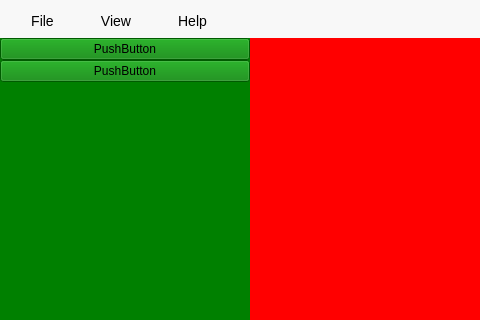
First picture: the form in src/mainwindow.ui, repository Gitnoter/vemoria2, before the edit; both pictures show x 0 to 480 and y 0 to 320 of the 1189 by 722 pixel window.
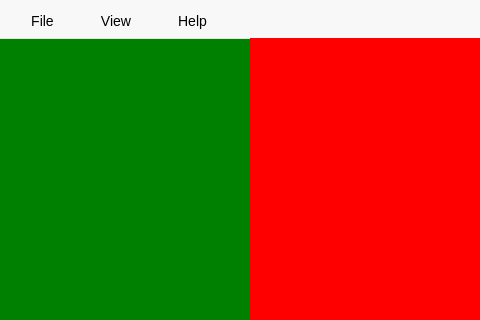
Second picture: the form after the edit.

Commit message: set first line

Diff of the .ui file:
```diff
--- a/src/mainwindow.ui
+++ b/src/mainwindow.ui
@@ -115,16 +115,20 @@
                <number>0</number>
               </property>
               <item row="0" column="0">
-               <widget class="QPushButton" name="pushButton">
-                <property name="text">
-                 <string>PushButton</string>
+               <widget class="Line" name="line">
+                <property name="maximumSize">
+                 <size>
+                  <width>16777215</width>
+                  <height>1</height>
+                 </size>
                 </property>
-               </widget>
-              </item>
-              <item row="1" column="0">
-               <widget class="QPushButton" name="pushButton_2">
-                <property name="text">
-                 <string>PushButton</string>
+                <property name="styleSheet">
+                 <string notr="true">background-color:#e3e3e3;
+border:none;
+height:1px;</string>
+                </property>
+                <property name="orientation">
+                 <enum>Qt::Horizontal</enum>
                 </property>
                </widget>
               </item>
```
